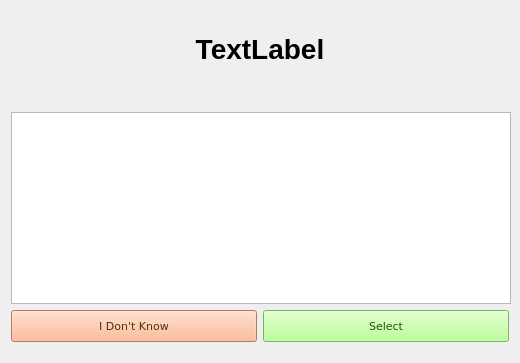
robinpalat/idiomindQt, file Ui/pract2.ui: the form before one commit.
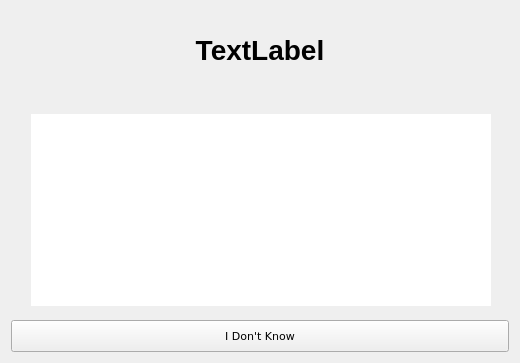
The form after the commit. Icons and pictures are not drawn. Custom widgets are drawn as their Qt base class.

```diff
--- a/Ui/pract2.ui
+++ b/Ui/pract2.ui
@@ -35,6 +35,12 @@
    </property>
    <item row="0" column="0">
     <layout class="QVBoxLayout" name="verticalLayout">
+     <property name="topMargin">
+      <number>0</number>
+     </property>
+     <property name="rightMargin">
+      <number>0</number>
+     </property>
      <item>
       <widget class="QWidget" name="widget" native="true">
        <property name="sizePolicy">
@@ -58,7 +64,6 @@
           <property name="font">
            <font>
             <pointsize>21</pointsize>
-            <weight>75</weight>
             <bold>true</bold>
            </font>
           </property>
@@ -92,13 +97,13 @@
        </property>
        <layout class="QVBoxLayout" name="verticalLayout_3">
         <property name="leftMargin">
-         <number>0</number>
+         <number>20</number>
         </property>
         <property name="topMargin">
          <number>0</number>
         </property>
         <property name="rightMargin">
-         <number>0</number>
+         <number>20</number>
         </property>
         <property name="bottomMargin">
          <number>0</number>
@@ -113,14 +118,20 @@
           </property>
           <property name="font">
            <font>
-            <pointsize>13</pointsize>
+            <pointsize>12</pointsize>
            </font>
           </property>
           <property name="focusPolicy">
            <enum>Qt::NoFocus</enum>
           </property>
+          <property name="autoFillBackground">
+           <bool>true</bool>
+          </property>
           <property name="frameShape">
-           <enum>QFrame::StyledPanel</enum>
+           <enum>QFrame::NoFrame</enum>
+          </property>
+          <property name="frameShadow">
+           <enum>QFrame::Plain</enum>
           </property>
           <property name="verticalScrollBarPolicy">
            <enum>Qt::ScrollBarAlwaysOff</enum>
@@ -183,13 +194,19 @@
    </item>
    <item row="1" column="0">
     <layout class="QHBoxLayout" name="horizontalLayout">
+     <property name="spacing">
+      <number>11</number>
+     </property>
+     <property name="topMargin">
+      <number>8</number>
+     </property>
      <property name="bottomMargin">
-      <number>10</number>
+      <number>0</number>
      </property>
      <item>
       <widget class="QPushButton" name="pushButton_no">
        <property name="sizePolicy">
-        <sizepolicy hsizetype="Preferred" vsizetype="Fixed">
+        <sizepolicy hsizetype="Preferred" vsizetype="Preferred">
          <horstretch>0</horstretch>
          <verstretch>0</verstretch>
         </sizepolicy>
@@ -204,40 +221,14 @@
         <font>
          <family>DejaVu Sans</family>
          <pointsize>8</pointsize>
+         <bold>false</bold>
         </font>
        </property>
-       <property name="styleSheet">
-        <string notr="true">background-color: rgb(255, 170, 127);
-color: rgb(77, 51, 0);</string>
-       </property>
        <property name="text">
         <string>I Don't Know</string>
        </property>
       </widget>
      </item>
-     <item>
-      <widget class="QPushButton" name="pushButton_ok">
-       <property name="minimumSize">
-        <size>
-         <width>80</width>
-         <height>32</height>
-        </size>
-       </property>
-       <property name="font">
-        <font>
-         <family>DejaVu Sans</family>
-         <pointsize>8</pointsize>
-        </font>
-       </property>
-       <property name="styleSheet">
-        <string notr="true">background-color: rgb(170, 255, 127);
-color: rgb(40, 81, 0);</string>
-       </property>
-       <property name="text">
-        <string>Select</string>
-       </property>
-      </widget>
-     </item>
     </layout>
    </item>
   </layout>
```
